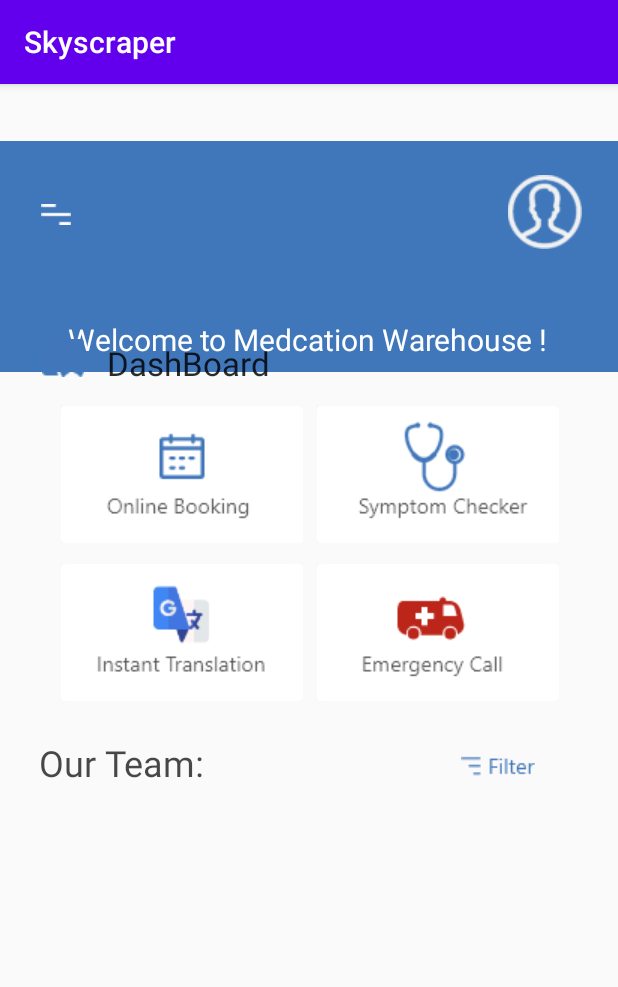
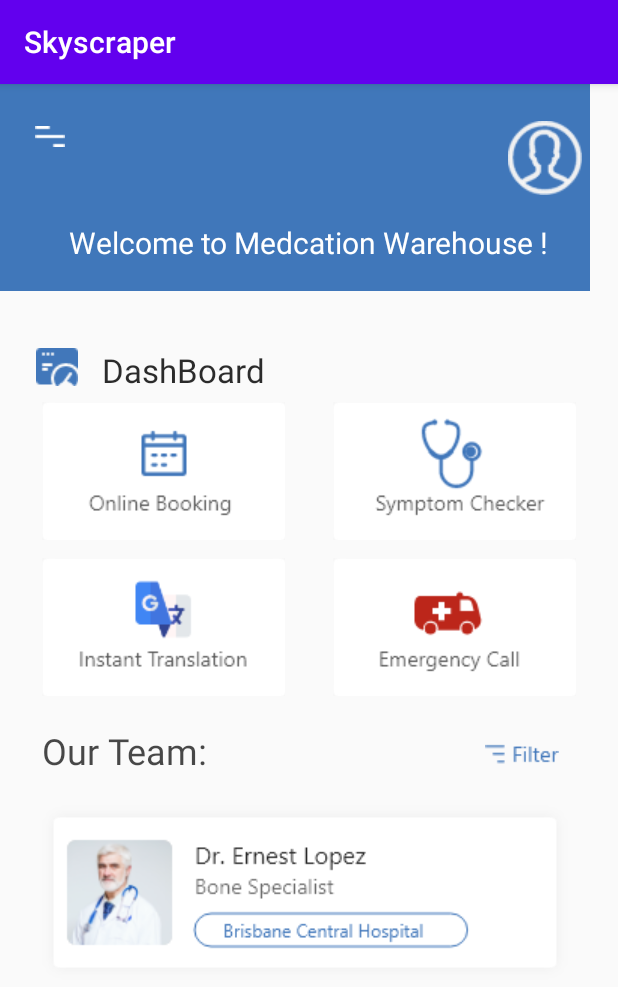
Before and after one commit to LordVoldemort1998/Skyscraper, an Android app: the MainPageActivity screen opened directly, with no data from a screen before it, on a phone screen of 412 x 824 dp. Shown: the top 987 px of the screen. Run offline under Robolectric (Android 15) with nearby library versions, the phone set to English and light mode, and no system bars.

Commit message:
0907 early Steven

```diff
--- a/app/build.gradle
+++ b/app/build.gradle
@@ -30,6 +30,8 @@ dependencies {
     implementation 'com.android.support.constraint:constraint-layout:1.1.3'
     implementation 'android.arch.lifecycle:extensions:1.1.1'
     implementation 'com.android.support:gridlayout-v7:28.0.0'
+    implementation 'android.arch.navigation:navigation-fragment:1.0.0'
+    implementation 'android.arch.navigation:navigation-ui:1.0.0'
     testImplementation 'junit:junit:4.12'
     androidTestImplementation 'com.android.support.test:runner:1.0.2'
     androidTestImplementation 'com.android.support.test.espresso:espresso-core:3.0.2'
--- a/app/src/main/AndroidManifest.xml
+++ b/app/src/main/AndroidManifest.xml
@@ -9,7 +9,11 @@
         android:roundIcon="@mipmap/ic_launcher_round"
         android:supportsRtl="true"
         android:theme="@style/AppTheme">
-        <activity android:name=".MainPageActivity"></activity>
+        <activity
+            android:name=".Doctor1Activity"
+            android:label="@string/title_activity_doctor1"
+            android:theme="@style/AppTheme.NoActionBar"></activity>
+        <activity android:name=".MainPageActivity" />
         <activity
             android:name=".ui.login.LoginActivity"
             android:label="@string/app_name">
--- a/app/src/main/java/com/example/skyscraper/MainPageActivity.java
+++ b/app/src/main/java/com/example/skyscraper/MainPageActivity.java
@@ -1,7 +1,13 @@
 package com.example.skyscraper;
 
+import android.content.Intent;
 import android.support.v7.app.AppCompatActivity;
 import android.os.Bundle;
+import android.view.View;
+import android.widget.Button;
+import android.widget.ImageButton;
+
+import com.example.skyscraper.ui.login.LoginActivity;
 
 public class MainPageActivity extends AppCompatActivity {
 
@@ -9,5 +15,18 @@ public class MainPageActivity extends AppCompatActivity {
     protected void onCreate(Bundle savedInstanceState) {
         super.onCreate(savedInstanceState);
         setContentView(R.layout.activity_main_page);
+
+        final ImageButton loginButton = findViewById(R.id.doctor1Button);
+        loginButton.setOnClickListener(new View.OnClickListener() {
+            @Override
+            public void onClick(View v) {
+                Intent intent = new Intent();
+                intent.setClass(MainPageActivity.this, Doctor1Activity.class);
+                startActivity(intent);
+            }
+        });
     }
+
+
+
 }
--- a/app/src/main/res/layout/activity_main_page.xml
+++ b/app/src/main/res/layout/activity_main_page.xml
@@ -8,23 +8,19 @@
 
     <View
         android:id="@+id/view"
-        android:layout_width="412dp"
-        android:layout_height="154dp"
-        android:layout_marginTop="2dp"
-        android:layout_marginBottom="576dp"
+        android:layout_width="393dp"
+        android:layout_height="138dp"
         android:background="@color/miancolour"
-        app:layout_constraintBottom_toBottomOf="parent"
         app:layout_constraintEnd_toEndOf="parent"
-        app:layout_constraintHorizontal_bias="1.0"
+        app:layout_constraintHorizontal_bias="0.0"
         app:layout_constraintStart_toStartOf="parent"
-        app:layout_constraintTop_toTopOf="parent"
-        app:layout_constraintVertical_bias="1.0" />
+        app:layout_constraintTop_toTopOf="parent" />
 
     <ImageButton
         android:id="@+id/imageButton2"
         android:layout_width="65dp"
         android:layout_height="66dp"
-        android:layout_marginTop="52dp"
+        android:layout_marginTop="16dp"
         android:layout_marginEnd="16dp"
         android:layout_marginRight="16dp"
         android:background="#00FFFFFF"
@@ -36,9 +32,9 @@
         android:id="@+id/imageButton4"
         android:layout_width="34dp"
         android:layout_height="37dp"
-        android:layout_marginStart="20dp"
-        android:layout_marginLeft="20dp"
-        android:layout_marginTop="68dp"
+        android:layout_marginStart="16dp"
+        android:layout_marginLeft="16dp"
+        android:layout_marginTop="16dp"
         android:background="#00FFFFFF"
         android:tint="#00FFFFFF"
         app:layout_constraintStart_toStartOf="parent"
@@ -49,22 +45,21 @@
         android:id="@+id/textView2"
         android:layout_width="wrap_content"
         android:layout_height="wrap_content"
-        android:layout_marginBottom="584dp"
+        android:layout_marginTop="92dp"
         android:text="Welcome to Medcation Warehouse !"
         android:textColor="#FFFFFF"
         android:textSize="20sp"
-        app:layout_constraintBottom_toBottomOf="parent"
         app:layout_constraintEnd_toEndOf="parent"
-        app:layout_constraintHorizontal_bias="0.494"
-        app:layout_constraintStart_toStartOf="parent" />
+        app:layout_constraintStart_toStartOf="parent"
+        app:layout_constraintTop_toTopOf="parent" />
 
     <ImageView
         android:id="@+id/imageView"
         android:layout_width="28dp"
         android:layout_height="25dp"
-        android:layout_marginStart="28dp"
-        android:layout_marginLeft="28dp"
-        android:layout_marginTop="170dp"
+        android:layout_marginStart="24dp"
+        android:layout_marginLeft="24dp"
+        android:layout_marginTop="176dp"
         app:layout_constraintStart_toStartOf="parent"
         app:layout_constraintTop_toTopOf="parent"
         app:srcCompat="@drawable/dashboard" />
@@ -73,9 +68,9 @@
         android:id="@+id/textView3"
         android:layout_width="119dp"
         android:layout_height="24dp"
-        android:layout_marginStart="71dp"
-        android:layout_marginLeft="71dp"
-        android:layout_marginTop="171dp"
+        android:layout_marginStart="68dp"
+        android:layout_marginLeft="68dp"
+        android:layout_marginTop="176dp"
         android:text="DashBoard"
         android:textColor="#D3000000"
         android:textSize="22sp"
@@ -86,9 +81,9 @@
         android:id="@+id/onlineBooling"
         android:layout_width="162dp"
         android:layout_height="92dp"
-        android:layout_marginStart="40dp"
-        android:layout_marginLeft="40dp"
-        android:layout_marginTop="214dp"
+        android:layout_marginStart="28dp"
+        android:layout_marginLeft="28dp"
+        android:layout_marginTop="212dp"
         android:background="#00FFFFFF"
         app:layout_constraintStart_toStartOf="parent"
         app:layout_constraintTop_toTopOf="parent"
@@ -98,9 +93,9 @@
         android:id="@+id/imageButton5"
         android:layout_width="162dp"
         android:layout_height="92dp"
-        android:layout_marginTop="214dp"
-        android:layout_marginEnd="39dp"
-        android:layout_marginRight="39dp"
+        android:layout_marginTop="212dp"
+        android:layout_marginEnd="28dp"
+        android:layout_marginRight="28dp"
         android:background="#00FFFFFF"
         app:layout_constraintEnd_toEndOf="parent"
         app:layout_constraintTop_toTopOf="parent"
@@ -110,9 +105,9 @@
         android:id="@+id/instantTranslation"
         android:layout_width="162dp"
         android:layout_height="92dp"
-        android:layout_marginStart="40dp"
-        android:layout_marginLeft="40dp"
-        android:layout_marginTop="319dp"
+        android:layout_marginStart="28dp"
+        android:layout_marginLeft="28dp"
+        android:layout_marginTop="316dp"
         android:background="#00FFFFFF"
         app:layout_constraintStart_toStartOf="parent"
         app:layout_constraintTop_toTopOf="parent"
@@ -122,9 +117,9 @@
         android:id="@+id/emergencyCall"
         android:layout_width="162dp"
         android:layout_height="92dp"
-        android:layout_marginTop="319dp"
-        android:layout_marginEnd="39dp"
-        android:layout_marginRight="39dp"
+        android:layout_marginTop="316dp"
+        android:layout_marginEnd="28dp"
+        android:layout_marginRight="28dp"
         android:background="#00FFFFFF"
         app:layout_constraintEnd_toEndOf="parent"
         app:layout_constraintTop_toTopOf="parent"
@@ -134,9 +129,9 @@
         android:id="@+id/textView4"
         android:layout_width="wrap_content"
         android:layout_height="wrap_content"
-        android:layout_marginStart="26dp"
-        android:layout_marginLeft="26dp"
-        android:layout_marginTop="436dp"
+        android:layout_marginStart="28dp"
+        android:layout_marginLeft="28dp"
+        android:layout_marginTop="428dp"
         android:text="Our Team:"
         android:textColor="#B7000000"
         android:textSize="24sp"
@@ -147,12 +142,26 @@
         android:id="@+id/imageButton8"
         android:layout_width="64dp"
         android:layout_height="36dp"
-        android:layout_marginTop="436dp"
-        android:layout_marginEnd="48dp"
-        android:layout_marginRight="48dp"
+        android:layout_marginTop="428dp"
+        android:layout_marginEnd="32dp"
+        android:layout_marginRight="32dp"
         android:background="#00FFFFFF"
         app:layout_constraintEnd_toEndOf="parent"
         app:layout_constraintTop_toTopOf="parent"
         app:srcCompat="@drawable/_256" />
 
+    <ImageButton
+        android:id="@+id/doctor1Button"
+        android:layout_width="363dp"
+        android:layout_height="149dp"
+        android:layout_marginStart="12dp"
+        android:layout_marginLeft="12dp"
+        android:layout_marginTop="464dp"
+        android:background="#00FFFFFF"
+        app:layout_constraintEnd_toEndOf="parent"
+        app:layout_constraintHorizontal_bias="0.25"
+        app:layout_constraintStart_toStartOf="parent"
+        app:layout_constraintTop_toTopOf="parent"
+        app:srcCompat="@drawable/doctor1" />
+
 </android.support.constraint.ConstraintLayout>
--- a/app/src/main/res/values/dimens.xml
+++ b/app/src/main/res/values/dimens.xml
@@ -2,4 +2,5 @@
     <!-- Default screen margins, per the Android Design guidelines. -->
     <dimen name="activity_horizontal_margin">16dp</dimen>
     <dimen name="activity_vertical_margin">16dp</dimen>
+    <dimen name="fab_margin">16dp</dimen>
 </resources>
--- a/app/src/main/res/values/styles.xml
+++ b/app/src/main/res/values/styles.xml
@@ -7,4 +7,13 @@
         <item name="colorAccent">@color/colorAccent</item>
     </style>
 
+    <style name="AppTheme.NoActionBar">
+        <item name="windowActionBar">false</item>
+        <item name="windowNoTitle">true</item>
+    </style>
+
+    <style name="AppTheme.AppBarOverlay" parent="ThemeOverlay.AppCompat.Dark.ActionBar" />
+
+    <style name="AppTheme.PopupOverlay" parent="ThemeOverlay.AppCompat.Light" />
+
 </resources>
```
Also changed, not shown: app/src/main/java/com/example/skyscraper/Doctor1Activity.java (added, +13 -0 lines), app/src/main/res/layout/doctor_1.xml (added, +15 -0 lines), app/src/main/res/navigation/nav_graph.xml (added, +28 -0 lines), app/src/main/res/values/strings.xml (+9 -0 lines), app/src/main/res/drawable/doc1example.png (added), app/src/main/res/drawable/doctor1.png (added).
